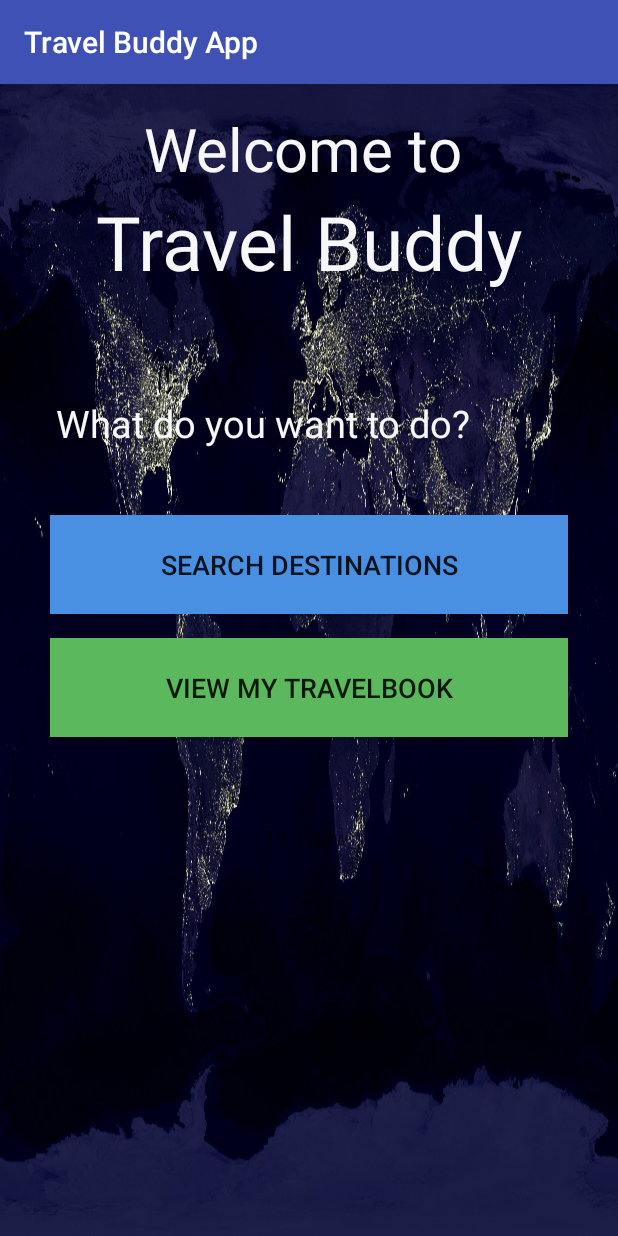
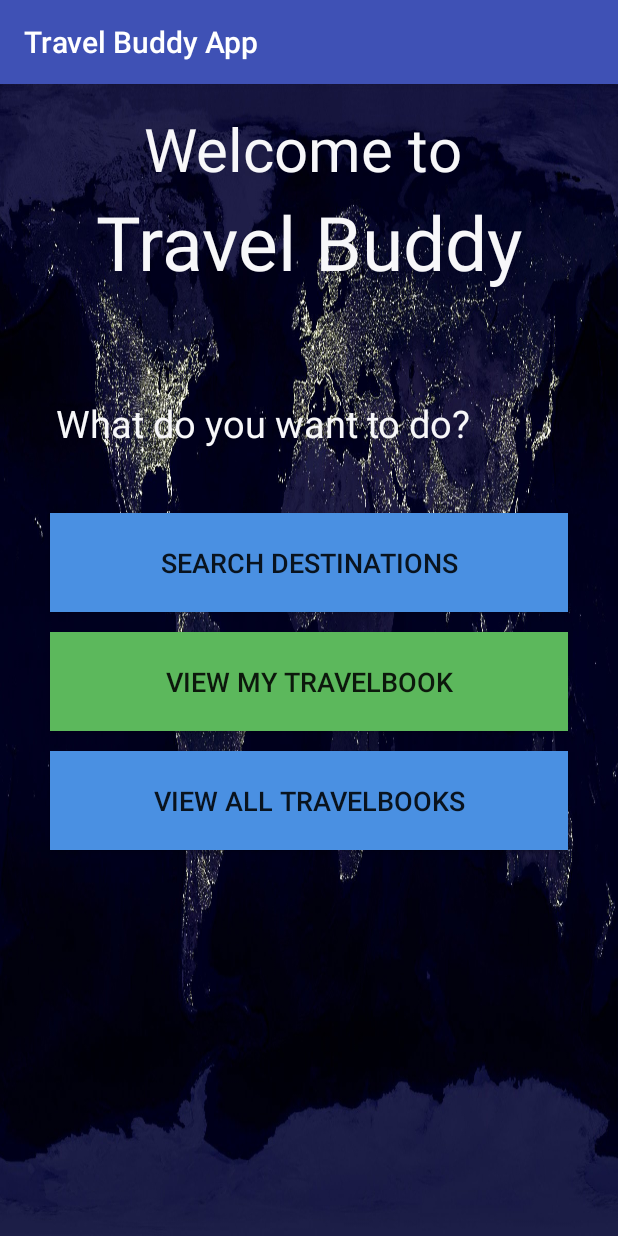
Before and after one commit to ITRW324project/webdev_TravelBuddy, an Android app: the WelcomeActivity screen opened directly, with no data from a screen before it, on a phone screen of 412 x 824 dp. Run offline under Robolectric (Android 15) with nearby library versions, the phone set to English and light mode, and no system bars; our stand-ins replace Volley.

Commit message:
Display
Display all travelbooks
Correct display of lists
Adjust php file as to support multiple queries

```diff
--- a/Mobile_App/MyApplication/app/src/main/res/layout/activity_welcome.xml
+++ b/Mobile_App/MyApplication/app/src/main/res/layout/activity_welcome.xml
@@ -77,9 +77,30 @@
         android:layout_marginBottom="82dp"
         app:layout_constraintLeft_toLeftOf="parent"
         app:layout_constraintTop_toTopOf="@+id/Main_Text_3"
-        app:layout_constraintHorizontal_bias="1.0"
-        app:layout_constraintVertical_bias="1.0"
+        app:layout_constraintVertical_bias="0.25"
         android:onClick="findPlace"/>
+
+    <Button
+        android:id="@+id/bAllTravelBooks"
+        android:layout_width="0dp"
+        android:layout_height="66dp"
+        android:layout_marginBottom="8dp"
+        android:layout_marginEnd="33dp"
+        android:layout_marginStart="33dp"
+        android:layout_marginTop="13dp"
+        android:background="#4a90e2"
+        android:onClick="findPlace"
+        android:text="View All TravelBooks"
+        android:textSize="18sp"
+        app:layout_constraintBottom_toBottomOf="parent"
+        app:layout_constraintLeft_toLeftOf="parent"
+        app:layout_constraintRight_toRightOf="parent"
+        app:layout_constraintTop_toBottomOf="@+id/Travelbook_Button"
+        app:layout_constraintVertical_bias="0.0"
+        tools:layout_constraintBottom_creator="1"
+        tools:layout_constraintLeft_creator="1"
+        tools:layout_constraintRight_creator="1"
+        tools:layout_constraintTop_creator="1" />
 
     <Button
         android:id="@+id/Travelbook_Button"
@@ -93,11 +114,10 @@
         android:layout_marginStart="33dp"
         android:layout_marginEnd="33dp"
         app:layout_constraintRight_toRightOf="parent"
-        android:layout_marginTop="17dp"
+        android:layout_marginTop="13dp"
         app:layout_constraintTop_toBottomOf="@+id/Main_Text_3"
         tools:layout_constraintLeft_creator="1"
-        app:layout_constraintLeft_toLeftOf="parent"
-        app:layout_constraintHorizontal_bias="0.242" />
+        app:layout_constraintLeft_toLeftOf="parent" />
 
     <TextView
         android:id="@+id/searched_address"
```
Also changed, not shown: Mobile_App/MyApplication/app/src/main/java/travel_buddyapp/travelbuddyapp/All_TBs_request.java (added, +28 -0 lines), Mobile_App/MyApplication/app/src/main/java/travel_buddyapp/travelbuddyapp/Travelbook_view_activity.java (+5 -4 lines), Mobile_App/MyApplication/app/src/main/java/travel_buddyapp/travelbuddyapp/WelcomeActivity.java (+60 -2 lines), Mobile_App/MyApplication/app/src/main/res/layout/activity_trip.xml (+8 -3 lines), 1 other file.
